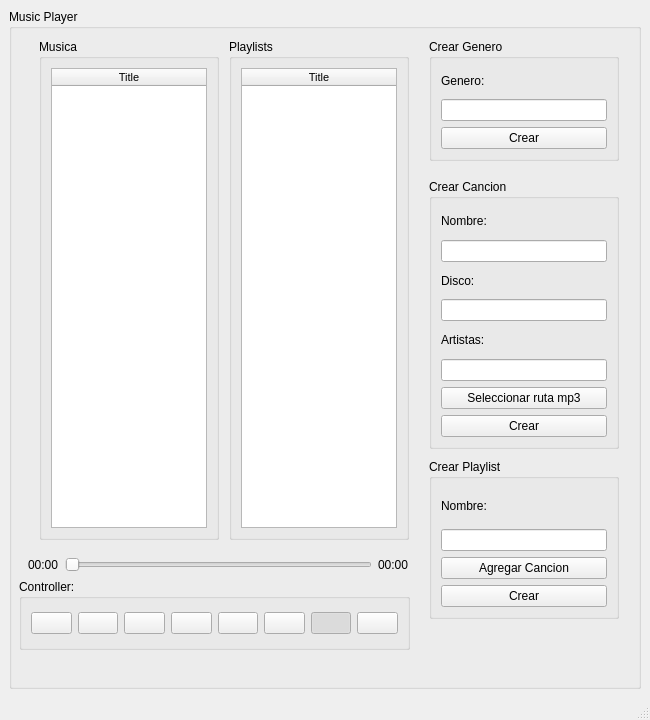
First picture: the form in Music Player/GUI/uiexample.ui, repository jairoaguilarts/Music-Player, before the edit.
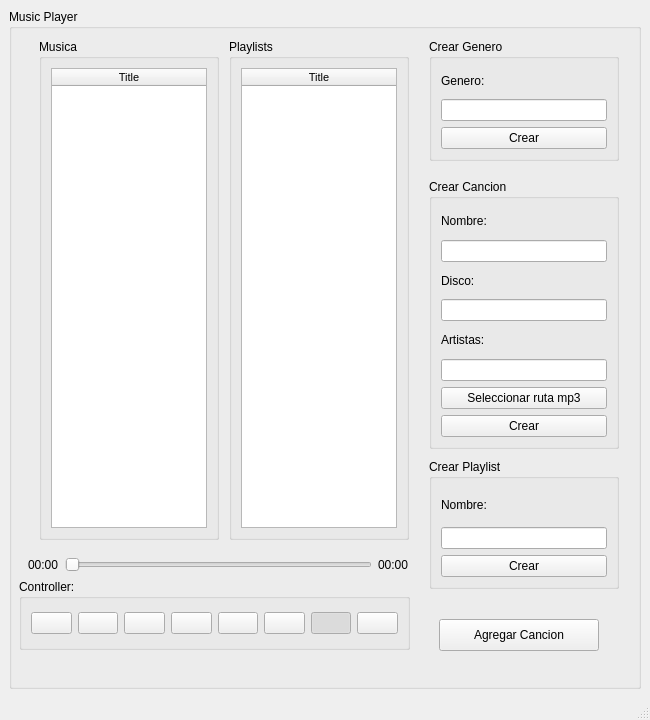
Second picture: the form after the edit. Icons and pictures are not drawn.

```diff
--- a/Music Player/GUI/uiexample.ui
+++ b/Music Player/GUI/uiexample.ui
@@ -331,7 +331,7 @@
          <x>420</x>
          <y>450</y>
          <width>190</width>
-         <height>160</height>
+         <height>130</height>
         </rect>
        </property>
        <property name="sizePolicy">
@@ -343,7 +343,7 @@
        <property name="minimumSize">
         <size>
          <width>190</width>
-         <height>160</height>
+         <height>130</height>
         </size>
        </property>
        <property name="title">
@@ -360,13 +360,6 @@
         <item>
          <widget class="QLineEdit" name="lineNombrePlaylist"/>
         </item>
-        <item>
-         <widget class="QPushButton" name="btnAgregarCancio">
-          <property name="text">
-           <string>Agregar Cancion</string>
-          </property>
-         </widget>
-        </item>
         <item>
          <widget class="QPushButton" name="btnCrearPlaylist">
           <property name="text">
@@ -575,6 +568,19 @@
         </item>
        </layout>
       </widget>
+      <widget class="QPushButton" name="btnAgregarCancio">
+       <property name="geometry">
+        <rect>
+         <x>430</x>
+         <y>610</y>
+         <width>160</width>
+         <height>32</height>
+        </rect>
+       </property>
+       <property name="text">
+        <string>Agregar Cancion</string>
+       </property>
+      </widget>
      </widget>
     </item>
    </layout>
```
Left out of the diff: 2 changed lines with no effect on the pictures.
